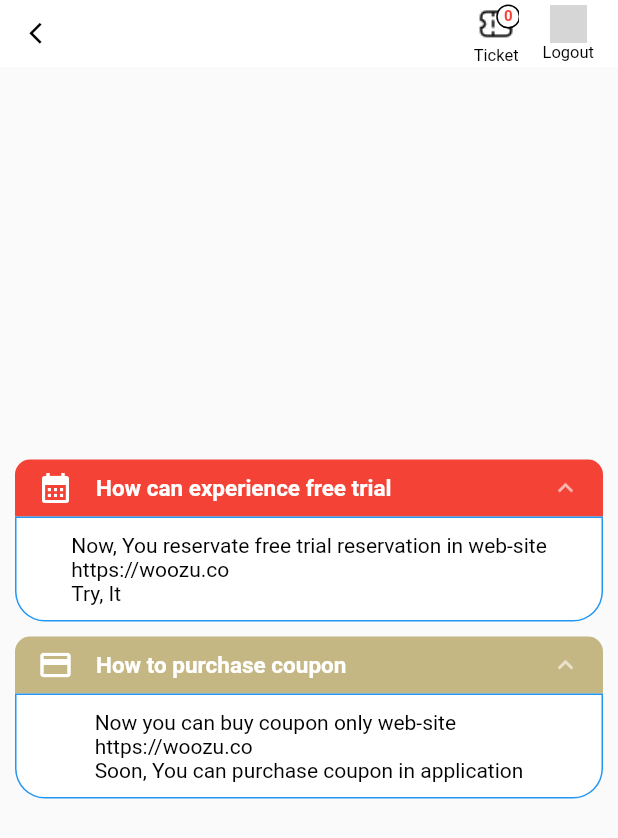
After one commit to scramblerWoozu/woozu, a Flutter app: the Settings screen opened directly, after a tap on "FAQ", on a phone screen of 412 x 824 dp. The commit adds this screen. Shown: the top 838 px of the screen. Run offline on Flutter 3.47's test engine with Material 2 defaults, Android fonts, the phone set to English and light mode, and no system bars; drawn by our look-alikes of accordion; our stand-ins replace cached_network_image, cloud_firestore, firebase_auth, firebase_core, flutter_native_splash, google_sign_in and 1 more; missing offline and left inert: flutter_inappwebview; accounts and stored records are empty; grey boxes are pictures that could not be loaded.

Commit message:
22.11.16 android launching

```diff
--- a/lib/components/appbar/main_appbar.dart
+++ b/lib/components/appbar/main_appbar.dart
@@ -1,6 +1,9 @@
 import 'package:flutter/material.dart';
+import 'package:provider/provider.dart';
 import 'package:woozu/const/color_const.dart';
 import 'package:woozu/repository/auth_repository.dart';
+
+import '../../provider/user_service.dart';
 
 class MainAppBar extends StatelessWidget implements PreferredSizeWidget {
   const MainAppBar({
@@ -14,6 +17,8 @@ class MainAppBar extends StatelessWidget implements PreferredSizeWidget {
 
   @override
   Widget build(BuildContext context) {
+    int coupon = context.watch<UserService>().user.coupon;
+
     return AppBar(
       elevation: 0,
       backgroundColor: Colors.white,
@@ -35,6 +40,7 @@ class MainAppBar extends StatelessWidget implements PreferredSizeWidget {
               // 잔여 쿠폰 수
               //티켓 아이콘
               Column(
+                mainAxisAlignment: MainAxisAlignment.center,
                 children: [
                   Center(
                     child: Image.asset(
@@ -49,6 +55,29 @@ class MainAppBar extends StatelessWidget implements PreferredSizeWidget {
                     style: TextStyle(color: black, fontSize: 11),
                   )
                 ],
+              ),
+              Positioned(
+                left: 15,
+                top: 3,
+                child: Container(
+                  width: 16,
+                  height: 16,
+                  decoration: BoxDecoration(
+                    shape: BoxShape.circle,
+                    border: Border.all(color: black),
+                    color: white,
+                  ),
+                  child: Center(
+                    child: Text(
+                      coupon.toString(),
+                      style: TextStyle(
+                        color: Colors.red,
+                        fontSize: 10,
+                        fontWeight: FontWeight.bold,
+                      ),
+                    ),
+                  ),
+                ),
               ),
             ],
           ),
--- a/lib/components/home_page/partner_area.dart
+++ b/lib/components/home_page/partner_area.dart
@@ -1,9 +1,7 @@
 import 'package:cloud_firestore/cloud_firestore.dart';
 import 'package:flutter/material.dart';
 import 'package:woozu/components/user_card/user_card.dart';
-import 'package:woozu/const/color_const.dart';
 import 'package:woozu/const/db_const.dart';
-import 'package:woozu/model/partner_data.dart';
 
 class PartnerArea extends StatelessWidget {
   const PartnerArea({
--- a/lib/const/color_const.dart
+++ b/lib/const/color_const.dart
@@ -8,6 +8,9 @@ Color blue = Color.fromARGB(255, 54, 74, 172);
 Color primary = Color(0xFFFFF4CB);
 Color warning = Color(0xFFF36161);
 
+//background
+Color backgroundPrimary = Color.fromARGB(255, 197, 183, 131);
+
 Color lightGrey = Color(0xFFF4F4F4);
 Color secondary = Color(0xFF8D8D8D);
 
--- a/lib/model/partner_data.dart
+++ /dev/null
@@ -1,44 +0,0 @@
-List<Map<String, dynamic>> user = [
-  {
-    'Uid': 'aassddffaassddff',
-    'partnerName': 'Taewan',
-    'category': 'Business',
-    'englishLevel': 'Beginner',
-    'introduction':
-        'Hi i’m kimtaewan, i’m korean pharmacist and CTO in start-up. i want to talk about health-care. and how programmer work in another country.',
-    'profileImg': 'assets/images/profile_img/kimtaewan.png',
-    'job': 'Pharmacist',
-    'title': 'Talk with korean pharmacist, music therapist',
-    'interest': 'coding, music, book',
-    'calendly': 'https://calendly.com/langether-com/taewan-special-promo',
-    'email': 'elitekira@gmail.com'
-  },
-  {
-    'Uid': 'aassddffaassddff',
-    'partnerName': 'Alice',
-    'category': 'business',
-    'englishLevel': 'Beginner',
-    'introduction':
-        'Hi i’m kimtaewan, i’m korean pharmacist and CTO in start-up. i want to talk about health-care. and how programmer work in another country.',
-    'profileImg': 'assets/images/profile_img/alice.png',
-    'job': 'Pharmacist',
-    'title': 'Talk with actress, about K-drama ',
-    'interest': 'acting, kpop, kdrama',
-    'calendly': 'https://calendly.com/langether-com/jayce',
-    'email': 'elitekira@gmail.com'
-  },
-  {
-    'Uid': 'aassddffaassddff',
-    'partnerName': 'Doy',
-    'category': 'business',
-    'englishLevel': 'Intermediate',
-    'introduction':
-        "If you are looking for an friendly Online Korean teacher... You need not go anywhere and waste time finding one. Here I am and has been effectively teaching for a long time. So, why don't you book a chat with me now and let's start learning Korean. It's fun!!! I'm looking forward to seeing you very soon.",
-    'profileImg': 'assets/images/profile_img/doy.jpg',
-    'job': 'Food truck',
-    'title': 'talk with Food truck',
-    'interest': 'cooking, flutting',
-    'calendly': 'https://calendly.com/langether-com/doy',
-    'email': 'elitekira@gmail.com'
-  },
-];
--- a/lib/model/user_model.dart
+++ b/lib/model/user_model.dart
@@ -7,6 +7,7 @@ class UserModel {
   String interest;
   String introduction;
   String country;
+  int coupon;
 
   UserModel({
     required this.uid,
@@ -17,6 +18,7 @@ class UserModel {
     required this.interest,
     required this.introduction,
     required this.country,
+    required this.coupon,
   });
 
   Map<String, dynamic> toJson() => {
@@ -40,6 +42,7 @@ class UserModel {
       interest: userDoc['interest'] ?? '',
       introduction: userDoc['introduction'] ?? '',
       country: userDoc['country'] ?? '',
+      coupon: userDoc['coupon'] ?? 0,
     );
   }
 
@@ -53,6 +56,7 @@ class UserModel {
       interest: '',
       introduction: '',
       country: '',
+      coupon: 0,
     );
   }
 }
--- a/lib/pages/authentication/sign_up.dart
+++ b/lib/pages/authentication/sign_up.dart
@@ -2,7 +2,6 @@ import 'package:flutter/material.dart';
 import 'package:woozu/components/authentication/text_area.dart';
 import 'package:woozu/components/common/show_snack_bar.dart';
 import 'package:woozu/const/color_const.dart';
-import 'package:woozu/model/partner_data.dart';
 import 'package:woozu/repository/auth_repository.dart';
 
 class EmailSignUp extends StatefulWidget {
--- /dev/null
+++ b/lib/pages/homepage/coupon_page.dart
@@ -0,0 +1,21 @@
+import 'package:flutter/material.dart';
+import 'package:flutter/src/widgets/container.dart';
+import 'package:flutter/src/widgets/framework.dart';
+import 'package:woozu/const/color_const.dart';
+
+class MyWidget extends StatelessWidget {
+  const MyWidget({super.key});
+
+  @override
+  Widget build(BuildContext context) {
+    return Scaffold(
+      backgroundColor: primary,
+      body: Column(
+        children: [
+          Text('You can buy ticket only website'),
+          Text('https://woozu.co'),
+        ],
+      ),
+    );
+  }
+}
--- a/lib/pages/partner_page.dart
+++ b/lib/pages/partner_page.dart
@@ -7,14 +7,14 @@ import 'package:woozu/components/appbar/main_appbar.dart';
 import 'package:woozu/components/user_card/user_card.dart';
 import 'package:woozu/const/color_const.dart';
 import 'package:woozu/const/db_const.dart';
-import 'package:woozu/model/partner_data.dart';
+
 
 class PartnerPage extends StatelessWidget {
   const PartnerPage({super.key});
 
   @override
   Widget build(BuildContext context) {
-    List<Map<String, dynamic>> partnerInfo = user;
+
 
     final Stream<QuerySnapshot> partnerStream = partnerRef.snapshots();
     return Scaffold(
--- a/lib/pages/settings.dart
+++ b/lib/pages/settings.dart
@@ -4,6 +4,7 @@ import 'package:woozu/components/settings/button_custom.dart';
 import 'package:woozu/const/color_const.dart';
 import 'package:woozu/model/user_model.dart';
 import 'package:woozu/pages/settings/about_woozu.dart';
+import 'package:woozu/pages/settings/faq.dart';
 import 'package:woozu/pages/settings/privacy_police.dart';
 import 'package:woozu/pages/settings/profile_page.dart';
 import 'package:woozu/provider/user_service.dart';
@@ -70,6 +71,18 @@ class Settings extends StatelessWidget {
                 },
                 child: SettingsButton(title: 'Privacy policy'),
               ),
+              SizedBox(height: 32),
+              GestureDetector(
+                onTap: () async {
+                  await Navigator.push(
+                    context,
+                    MaterialPageRoute(
+                      builder: (context) => FAQ(),
+                    ),
+                  );
+                },
+                child: SettingsButton(title: 'FAQ'),
+              ),
             ],
           ),
         ),
--- /dev/null
+++ b/lib/pages/settings/faq.dart
@@ -0,0 +1,80 @@
+import 'package:flutter/material.dart';
+import 'package:flutter/src/widgets/container.dart';
+import 'package:flutter/src/widgets/framework.dart';
+
+import 'package:accordion/accordion.dart';
+import 'package:accordion/controllers.dart';
+import 'package:flutter/material.dart';
+import 'package:woozu/components/appbar/main_appbar.dart';
+import 'package:woozu/const/color_const.dart';
+
+class FAQ extends StatelessWidget {
+  const FAQ({super.key});
+
+  final _headerStyle = const TextStyle(
+      color: Color(0xffffffff), fontSize: 15, fontWeight: FontWeight.bold);
+  final _contentStyleHeader = const TextStyle(
+      color: Color(0xff999999), fontSize: 14, fontWeight: FontWeight.w700);
+  final _contentStyle = const TextStyle(
+      color: Color.fromARGB(255, 0, 0, 0),
+      fontSize: 14,
+      fontWeight: FontWeight.normal);
+  final _loremIpsum =
+      '''Lorem ipsum is typically a corrupted version of 'De finibus bonorum et malorum', a 1st century BC text by the Roman statesman and philosopher Cicero, with words altered, added, and removed to make it nonsensical and improper Latin.''';
+
+  @override
+  Widget build(BuildContext context) {
+    return Scaffold(
+      appBar: MainAppBar(
+        appBar: AppBar(),
+        isLeading: true,
+      ),
+      body: Column(
+        mainAxisAlignment: MainAxisAlignment.center,
+        children: [
+          Accordion(
+            maxOpenSections: 1,
+            headerBackgroundColorOpened: Colors.black54,
+            scaleWhenAnimating: true,
+            openAndCloseAnimation: true,
+            headerPadding:
+                const EdgeInsets.symmetric(vertical: 7, horizontal: 15),
+            sectionOpeningHapticFeedback: SectionHapticFeedback.heavy,
+            sectionClosingHapticFeedback: SectionHapticFeedback.light,
+            children: [
+              AccordionSection(
+                isOpen: true,
+                leftIcon: const Icon(Icons.calendar_month, color: Colors.white),
+                headerBackgroundColor: Colors.black,
+                headerBackgroundColorOpened: Colors.red,
+                header:
+                    Text('How can experience free trial', style: _headerStyle),
+                content: Text(
+                    'Now, You reservate free trial reservation in web-site\nhttps://woozu.co\nTry, It',
+                    style: _contentStyle),
+                contentHorizontalPadding: 20,
+                contentBorderWidth: 1,
+                // onOpenSection: () => print('onOpenSection ...'),
+                // onCloseSection: () => print('onCloseSection ...'),
+              ),
+              AccordionSection(
+                isOpen: true,
+                leftIcon: const Icon(Icons.payment, color: Colors.white),
+                headerBackgroundColor: Colors.black,
+                headerBackgroundColorOpened: backgroundPrimary,
+                header: Text('How to purchase coupon', style: _headerStyle),
+                content: Text(
+                    'Now you can buy coupon only web-site\nhttps://woozu.co\nSoon, You can purchase coupon in application',
+                    style: _contentStyle),
+                contentHorizontalPadding: 20,
+                contentBorderWidth: 1,
+                // onOpenSection: () => print('onOpenSection ...'),
+                // onCloseSection: () => print('onCloseSection ...'),
+              ),
+            ],
+          ),
+        ],
+      ),
+    );
+  }
+}
--- a/pubspec.yaml
+++ b/pubspec.yaml
@@ -52,6 +52,7 @@ dependencies:
   google_sign_in: ^5.4.2
   cached_network_image: ^3.2.2
   flutter_native_splash: ^2.2.14
+  accordion: ^2.5.1
 
 dev_dependencies:
   flutter_test:
```
Also changed, not shown: pubspec.lock, 2 other files.
